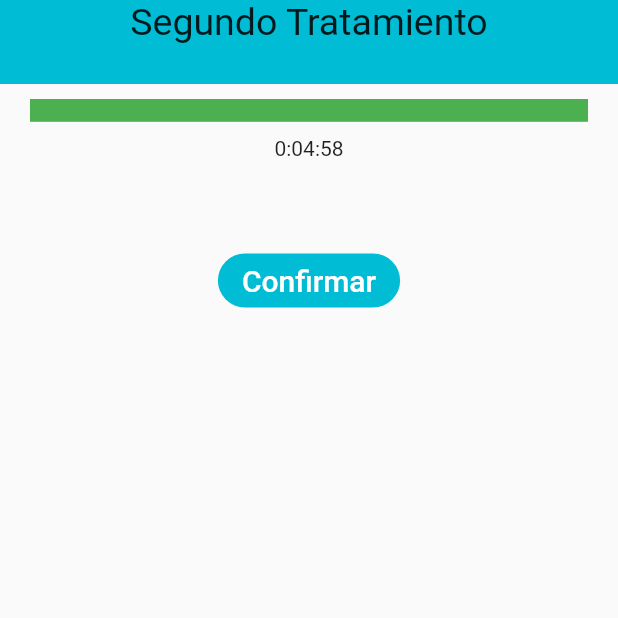
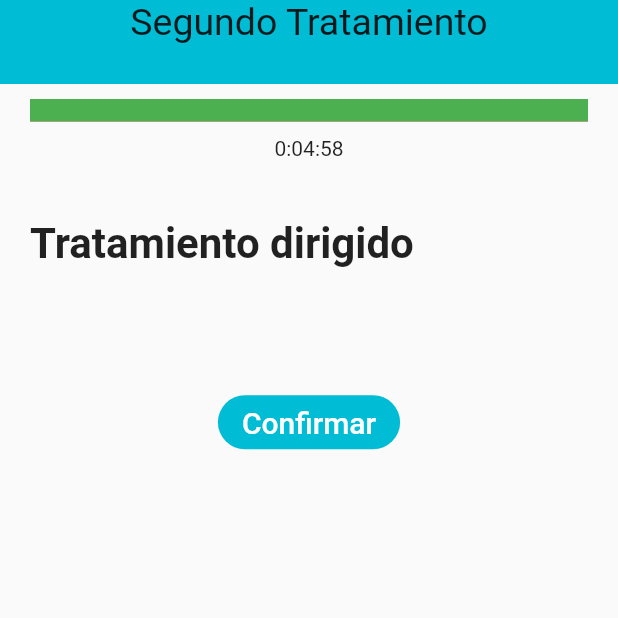
Before and after one commit to agarciaolalla/app_antibioticos_2, a Flutter app: the SecondTreatmentScreen screen opened directly, on a phone screen of 412 x 824 dp, the top half of it. Run offline on Flutter 3.47's test engine with Material 2 defaults, Android fonts, the phone set to English and light mode, and no system bars; drawn by our look-alikes of flutter_widget_from_html_core; network calls fail.

Commit message:
HTML creados en todos los enunciados

```diff
--- a/lib/html/html.dart
+++ b/lib/html/html.dart
@@ -1,3 +1,6 @@
 export 'package:app_antibioticos/html/diagnostic_feedback_html.dart';
-export 'package:app_antibioticos/html/treatment_feedback_html.dart';
+export 'package:app_antibioticos/html/diagnostic_question_html.dart';
+export 'package:app_antibioticos/html/first_treatment_question_html.dart';
+export 'package:app_antibioticos/html/first_treatment_question_html.dart';
 export 'package:app_antibioticos/html/info_inicial_html.dart';
+export 'package:app_antibioticos/html/second_treatment_question_html.dart';
--- /dev/null
+++ b/lib/html/second_treatment_question_html.dart
@@ -0,0 +1,29 @@
+import 'package:flutter/material.dart';
+
+import 'package:flutter_widget_from_html_core/flutter_widget_from_html_core.dart';
+
+class SecondTreatmentQuestionHtml extends StatelessWidget {
+  const SecondTreatmentQuestionHtml({Key? key, required this.questionHtml})
+      : super(key: key);
+
+  final String questionHtml;
+
+  @override
+  Widget build(BuildContext context) {
+    final String html = '''<html>
+      <head>
+        <meta name="viewport" content="width=device-width, initial-scale=2">
+      </head>
+      <body>
+        <h1>Tratamiento dirigido</h1>
+        ''' +
+        questionHtml +
+        '''
+      </body>
+  </html>''';
+    return Padding(
+      padding: const EdgeInsets.all(20),
+      child: HtmlWidget(html),
+    );
+  }
+}
--- a/lib/screens/diagnostic/diagnostic.dart
+++ b/lib/screens/diagnostic/diagnostic.dart
@@ -1,3 +1,4 @@
+import 'package:app_antibioticos/html/html.dart';
 import 'package:flutter/material.dart';
 
 import 'package:http/http.dart' as http;
@@ -95,7 +96,7 @@ class HomeDiagnostic extends State<DiagnosticScreen> {
       body: Column(mainAxisAlignment: MainAxisAlignment.start, children: [
         const Life(),
         const Timer(),
-        Text(question),
+        DiagnosticQuestionHtml(questionHtml: question),
         ListView.builder(
           scrollDirection: Axis.vertical,
           shrinkWrap: true,
--- a/lib/screens/treatment/first_treatment.dart
+++ b/lib/screens/treatment/first_treatment.dart
@@ -1,3 +1,4 @@
+import 'package:app_antibioticos/html/html.dart';
 import 'package:flutter/material.dart';
 
 import 'package:http/http.dart' as http;
@@ -71,7 +72,7 @@ class FirstTreatmentState extends State<FirstTreatmentScreen> {
       body: Column(mainAxisAlignment: MainAxisAlignment.start, children: [
         const Life(),
         const Timer(),
-        Text(question),
+        DiagnosticQuestionHtml(questionHtml: question),
         ListView.builder(
           scrollDirection: Axis.vertical,
           shrinkWrap: true,
--- a/lib/screens/treatment/second_treatment.dart
+++ b/lib/screens/treatment/second_treatment.dart
@@ -1,3 +1,4 @@
+import 'package:app_antibioticos/html/html.dart';
 import 'package:flutter/material.dart';
 
 import 'package:http/http.dart' as http;
@@ -73,7 +74,7 @@ class SecondTreatmentState extends State<SecondTreatmentScreen> {
           children: [
             const Life(),
             const Timer(),
-            Text(question),
+            SecondTreatmentQuestionHtml(questionHtml: question),
             SingleChildScrollView(
               child: Column(
                 children: [
```
Also changed, not shown: lib/html/diagnostic_question_html.dart (renamed from lib/html/treatment_feedback_html.dart, +5 -5 lines), lib/html/first_treatment_question_html.dart (added, +29 -0 lines).
